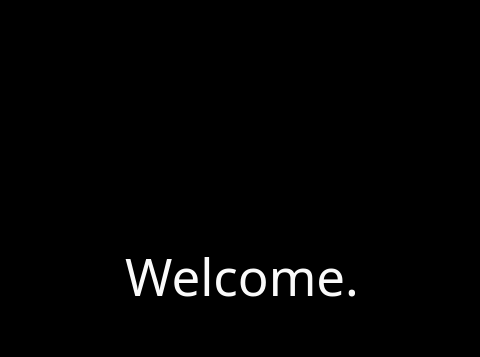
First picture: the form in text_display/ui/main_window.ui, repository pgavriel/ros_qt_gui, before the edit; both pictures show x 458 to 938 and y 124 to 481 of the 1400 by 800 pixel window.
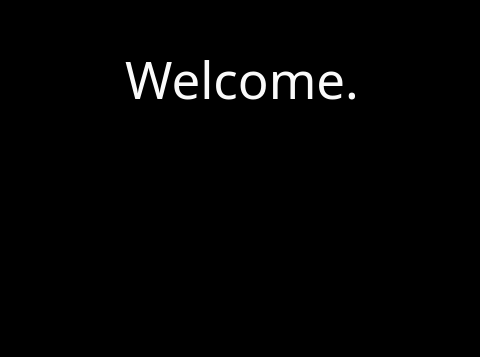
Second picture: the form after the edit. Icons and pictures are not drawn.

Diff of the .ui file:
```diff
--- a/text_display/ui/main_window.ui
+++ b/text_display/ui/main_window.ui
@@ -27,7 +27,8 @@
    <property name="styleSheet">
     <string notr="true">background-color: rgb(0, 0, 0);</string>
    </property>
-   <layout class="QHBoxLayout" name="horizontalLayout">
+   <layout class="QVBoxLayout" name="horizontalLayout">
+
     <item>
      <widget class="QLabel" name="label">
       <property name="font">
@@ -52,7 +53,37 @@
        <bool>true</bool>
       </property>
       <property name="margin">
-       <number>200</number>
+       <number>100</number>
+      </property>
+     </widget>
+    </item>
+
+
+    <item>
+     <widget class="QLabel" name="label2">
+      <property name="font">
+       <font>
+        <family>Ubuntu Mono</family>
+        <pointsize>38</pointsize>
+       </font>
+      </property>
+      <property name="styleSheet">
+       <string notr="true">background-color: rgb(0, 0, 0);color: rgb(250, 250, 250);</string>
+      </property>
+      <property name="text">
+       <string></string>
+      </property>
+      <property name="scaledContents">
+       <bool>true</bool>
+      </property>
+      <property name="alignment">
+       <set>Qt::AlignCenter</set>
+      </property>
+      <property name="wordWrap">
+       <bool>true</bool>
+      </property>
+      <property name="margin">
+       <number>100</number>
       </property>
      </widget>
     </item>
```
